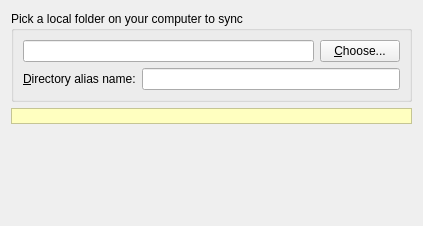
First picture: the form in src/mirall/folderwizardsourcepage.ui, repository nextcloud/desktop, before the edit.
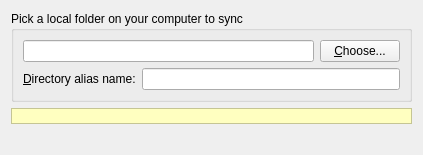
Second picture: the form after the edit.

Commit message: folderwizard: layout fixes

What changed in the file:
```diff
--- a/src/mirall/folderwizardsourcepage.ui
+++ b/src/mirall/folderwizardsourcepage.ui
@@ -7,7 +7,7 @@
     <x>0</x>
     <y>0</y>
     <width>423</width>
-    <height>226</height>
+    <height>155</height>
    </rect>
   </property>
   <property name="windowTitle">
@@ -22,7 +22,7 @@
      <property name="sizeHint" stdset="0">
       <size>
        <width>349</width>
-       <height>83</height>
+       <height>0</height>
       </size>
      </property>
     </spacer>
```
The commit also changes 1 other file.
